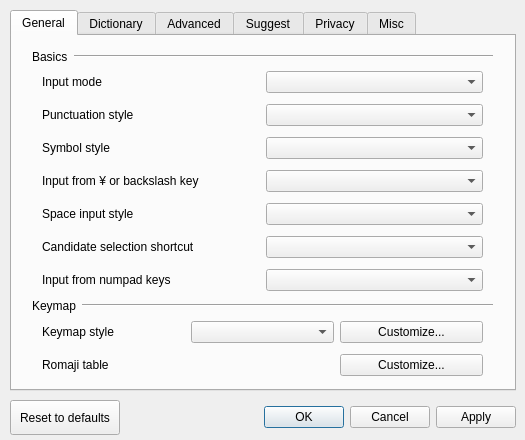
This is src/gui/config_dialog/config_dialog.ui in kazormia296/mozkey as Qt 5 draws it before an edit. The edited form follows.
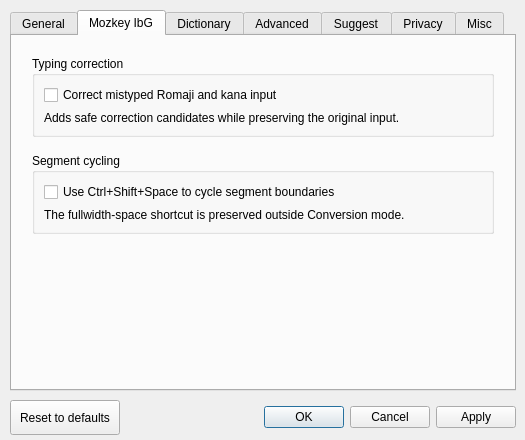
This is the edited form. The open tabs and pages were chosen to show the change. Custom widgets are drawn as their Qt base class.

```diff
--- a/src/gui/config_dialog/config_dialog.ui
+++ b/src/gui/config_dialog/config_dialog.ui
@@ -298,6 +298,99 @@
       </layout>
      </widget>
     </widget>
+    <widget class="QWidget" name="mozkeyTab">
+     <attribute name="title">
+      <string>Mozkey IbG</string>
+     </attribute>
+     <layout class="QVBoxLayout" name="mozkeyOptionsLayout">
+      <property name="leftMargin">
+       <number>20</number>
+      </property>
+      <property name="topMargin">
+       <number>20</number>
+      </property>
+      <property name="rightMargin">
+       <number>20</number>
+      </property>
+      <property name="bottomMargin">
+       <number>20</number>
+      </property>
+      <property name="spacing">
+       <number>16</number>
+      </property>
+      <item>
+       <widget class="QGroupBox" name="typingCorrectionGroupBox">
+        <property name="title">
+         <string>Typing correction</string>
+        </property>
+        <layout class="QVBoxLayout" name="typingCorrectionLayout">
+         <item>
+          <widget class="QCheckBox" name="typingCorrectionCheckBox">
+           <property name="toolTip">
+            <string>Corrects bounded one-edit mistakes in Romaji and JIS-kana input. High-confidence corrections may be applied during live conversion.</string>
+           </property>
+           <property name="text">
+            <string>Correct mistyped Romaji and kana input</string>
+           </property>
+          </widget>
+         </item>
+         <item>
+          <widget class="QLabel" name="typingCorrectionDescriptionLabel">
+           <property name="text">
+            <string>Adds safe correction candidates while preserving the original input.</string>
+           </property>
+           <property name="wordWrap">
+            <bool>true</bool>
+           </property>
+          </widget>
+         </item>
+        </layout>
+       </widget>
+      </item>
+      <item>
+       <widget class="QGroupBox" name="cycleSegmentationGroupBox">
+        <property name="title">
+         <string>Segment cycling</string>
+        </property>
+        <layout class="QVBoxLayout" name="cycleSegmentationLayout">
+         <item>
+          <widget class="QCheckBox" name="cycleSegmentationShortcutCheckBox">
+           <property name="toolTip">
+            <string>Uses Ctrl+Shift+Space to cycle alternative segment boundaries while converting.</string>
+           </property>
+           <property name="text">
+            <string>Use Ctrl+Shift+Space to cycle segment boundaries</string>
+           </property>
+          </widget>
+         </item>
+         <item>
+          <widget class="QLabel" name="cycleSegmentationDescriptionLabel">
+           <property name="text">
+            <string>The fullwidth-space shortcut is preserved outside Conversion mode.</string>
+           </property>
+           <property name="wordWrap">
+            <bool>true</bool>
+           </property>
+          </widget>
+         </item>
+        </layout>
+       </widget>
+      </item>
+      <item>
+       <spacer name="mozkeyOptionsVerticalSpacer">
+        <property name="orientation">
+         <enum>Qt::Orientation::Vertical</enum>
+        </property>
+        <property name="sizeHint" stdset="0">
+         <size>
+          <width>20</width>
+          <height>40</height>
+         </size>
+        </property>
+       </spacer>
+      </item>
+     </layout>
+    </widget>
     <widget class="QWidget" name="dictionaryTab">
      <attribute name="title">
       <string>Dictionary</string>
```
Left out of the diff: 2 changed lines with no effect on the pictures.
